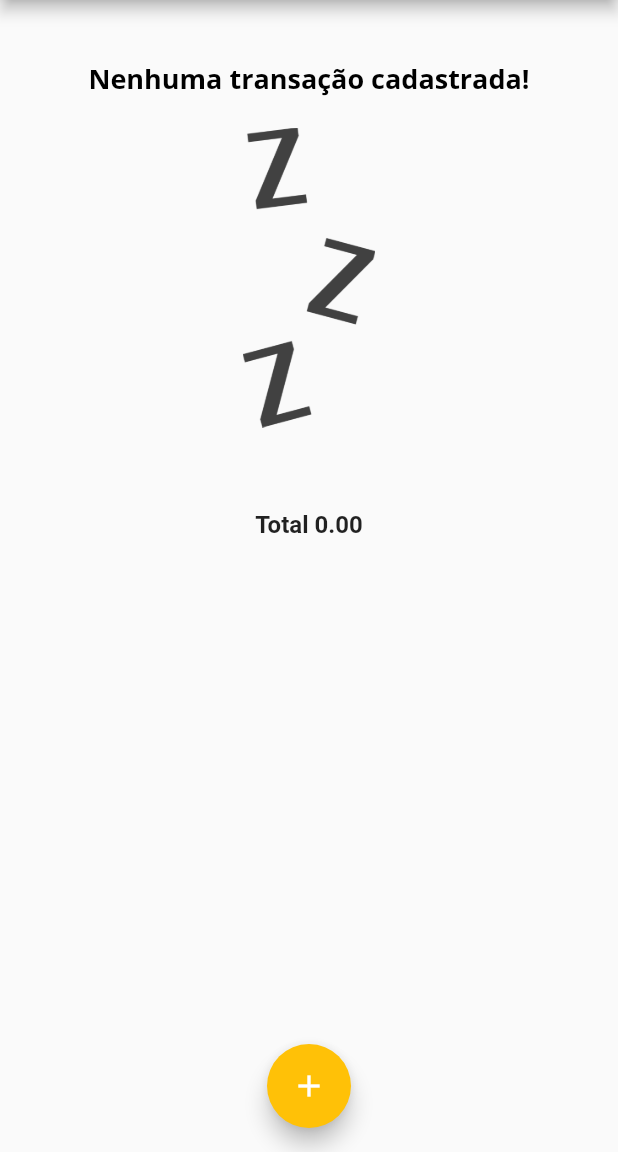
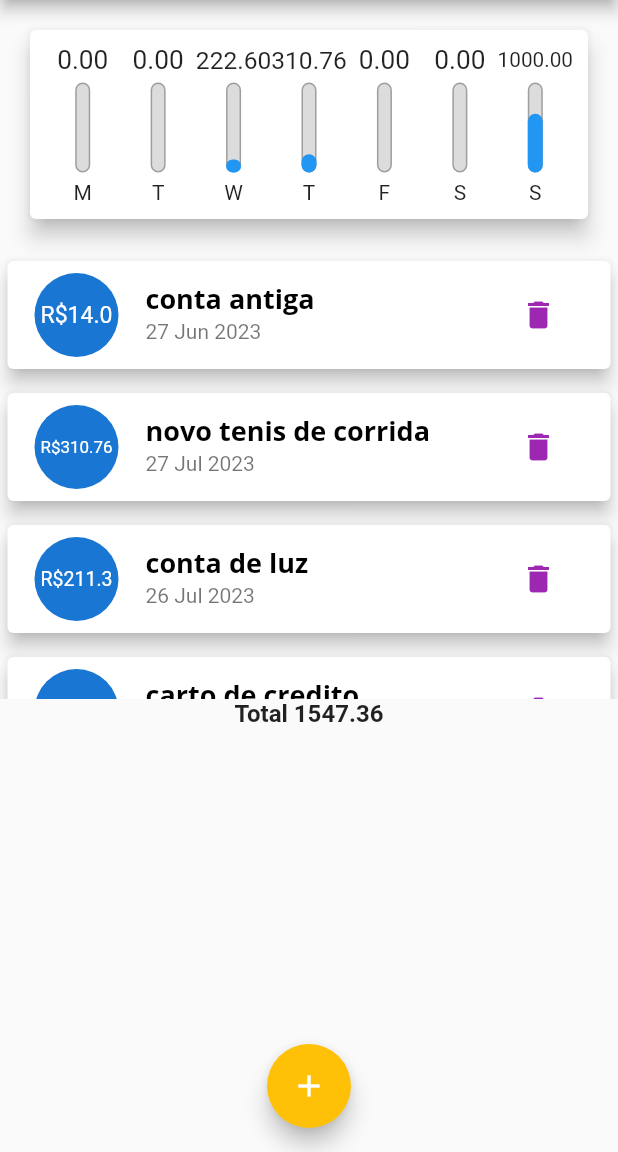
Before and after one commit to R3n470S1lv4/expenses, a Flutter app: the screen it shows after launch, on a phone screen of 412 x 824 dp, the part 84-1236 px from its top. Run offline on Flutter 3.47's test engine with Material 2 defaults, Android fonts, the phone set to English and light mode, and no system bars.

Commit message:
improve layout and added delete expense button

```diff
--- a/lib/components/chart.dart
+++ b/lib/components/chart.dart
@@ -1,3 +1,4 @@
+import 'package:expenses/components/chart_bar.dart';
 import 'package:expenses/models/transation.dart';
 import 'package:flutter/material.dart';
 import 'package:intl/intl.dart';
@@ -8,46 +9,61 @@ class Chart extends StatelessWidget {
   const Chart({required recentTransations, super.key})
       : _recentTransations = recentTransations;
 
-  _calculeteTotalBy(DateTime weekDay) {
-    var total = 0.0;
-
-    var transationValues = _recentTransations
-        .where((tr) => tr.date.day == weekDay.day)
-        .where((tr) => tr.date.month == weekDay.month)
-        .where((tr) => tr.date.year == weekDay.year)
-        .map((tr) => tr.value);
-
-    if (transationValues.isNotEmpty) {
-      total = transationValues.reduce((a, b) => a + b);
-    }
-
-    return total;
-  }
+  _calculeteTotalBy(DateTime weekDay) => _recentTransations
+      .where((tr) => tr.date.day == weekDay.day)
+      .where((tr) => tr.date.month == weekDay.month)
+      .where((tr) => tr.date.year == weekDay.year)
+      .map((tr) => tr.value)
+      .fold(0.0, (a, b) => a + b);
 
   List<Map<String, Object>> get groupedTransation {
     return List.generate(7, (index) {
       final weekDay = DateTime.now().subtract(Duration(days: index));
 
-      //DateFormat.E().format(weekDay).substring(0, 1);
+      var firstCharOfWeekDay = DateFormat.E().format(weekDay).substring(0, 1);
 
       final total = _calculeteTotalBy(weekDay);
 
-      print(DateFormat.E().format(weekDay).substring(0, 1) +
-          "=" +
-          total.toString());
-
-      return {'day': 'T', 'value': 9.99};
+      return {'day': firstCharOfWeekDay, 'value': total};
     });
   }
 
+  double _calculatePercentageOfWeekDay(double value) {
+    if (value <= 0) {
+      return 0.0;
+    }
+    return value / _weekTotalValue;
+  }
+
+  double get _weekTotalValue =>
+      groupedTransation.fold(0.0, (sum, tr) => sum + (tr['value'] as double));
+
   @override
   Widget build(BuildContext context) {
-    groupedTransation;
     return Card(
       elevation: 6,
-      margin: EdgeInsets.all(20),
-      child: Row(
-        children: [],
+      margin: const EdgeInsets.all(20),
+      child: Padding(
+        padding: const EdgeInsets.all(10),
+        child: Row(
+          mainAxisAlignment: MainAxisAlignment.spaceAround,
+          children: groupedTransation.isNotEmpty
+              ? groupedTransation.reversed.map(
+                  (tr) {
+                    var value = tr['value'] as double;
+
+                    return Flexible(
+                      fit: FlexFit.tight,
+                      child: ChartBar(
+                        label: tr['day'].toString(),
+                        value: value,
+                        percetage: _calculatePercentageOfWeekDay(value),
+                      ),
+                    );
+                  },
+                ).toList()
+              : List.empty(),
+        ),
       ),
     );
   }
--- /dev/null
+++ b/lib/components/chart_bar.dart
@@ -0,0 +1,60 @@
+import 'package:flutter/material.dart';
+
+class ChartBar extends StatelessWidget {
+  final String label;
+  final double value;
+  final double percetage;
+
+  const ChartBar({
+    required this.label,
+    required this.value,
+    required this.percetage,
+    super.key,
+  });
+
+  @override
+  Widget build(BuildContext context) {
+    return Column(
+      children: [
+        SizedBox(
+            height: 20,
+            child: FittedBox(child: Text(value.toStringAsFixed(2)))),
+        const SizedBox(
+          height: 5,
+        ),
+        SizedBox(
+          height: 60,
+          width: 10,
+          child: Stack(
+            alignment: Alignment.bottomCenter,
+            children: [
+              Container(
+                decoration: BoxDecoration(
+                  border: Border.all(
+                    color: Colors.grey,
+                    width: 1,
+                  ),
+                  color: const Color.fromRGBO(220, 220, 220, 1),
+                  borderRadius: BorderRadiusDirectional.circular(5),
+                ),
+              ),
+              FractionallySizedBox(
+                heightFactor: percetage,
+                child: Container(
+                  decoration: BoxDecoration(
+                    color: Theme.of(context).primaryColor,
+                    borderRadius: BorderRadiusDirectional.circular(5),
+                  ),
+                ),
+              )
+            ],
+          ),
+        ),
+        const SizedBox(
+          height: 5,
+        ),
+        Text(label),
+      ],
+    );
+  }
+}
--- a/lib/components/transsation_list.dart
+++ b/lib/components/transsation_list.dart
@@ -4,9 +4,35 @@ import 'package:intl/intl.dart';
 
 class TransationList extends StatelessWidget {
   final List<Transation> _transations;
+  final void Function(int index) _onDelete;
 
-  const TransationList({required transations, super.key})
-      : _transations = transations;
+  const TransationList(
+      {required transations, required Function(int) onDelete, super.key})
+      : _transations = transations,
+        _onDelete = onDelete;
+
+  Future<String?> _showDialog(BuildContext context, int index) {
+    return showDialog<String>(
+      context: context,
+      builder: (BuildContext context) => AlertDialog(
+        content:
+            const Text('Você tem certeza que deseja excliuir está despesa?'),
+        actions: <Widget>[
+          TextButton(
+            onPressed: () => Navigator.pop(context, 'Não'),
+            child: const Text('Não'),
+          ),
+          TextButton(
+            onPressed: () {
+              _onDelete(index);
+              Navigator.pop(context, 'Sim');
+            },
+            child: const Text('Sim'),
+          ),
+        ],
+      ),
+    );
+  }
 
   @override
   Widget build(BuildContext context) {
@@ -33,43 +59,26 @@ class TransationList extends StatelessWidget {
                 final tr = _transations[index];
 
                 return Card(
-                  child: Row(
-                    children: [
-                      Container(
-                        margin: const EdgeInsets.symmetric(
-                          horizontal: 15,
-                          vertical: 10,
-                        ),
-                        decoration: BoxDecoration(
-                          border: Border.all(
-                            color: Theme.of(context).colorScheme.primary,
-                            width: 2,
-                          ),
-                        ),
-                        padding: const EdgeInsets.all(10),
-                        child: Text(
-                          'R\$ ${tr.value.toStringAsFixed(2)}',
-                          style: TextStyle(
-                            fontWeight: FontWeight.bold,
-                            fontSize: 20,
-                            color: Theme.of(context).colorScheme.primary,
-                          ),
-                        ),
+                  elevation: 5,
+                  margin:
+                      const EdgeInsets.symmetric(vertical: 8, horizontal: 5),
+                  child: ListTile(
+                    leading: CircleAvatar(
+                      radius: 30,
+                      child: Padding(
+                        padding: const EdgeInsets.all(6),
+                        child: FittedBox(child: Text("R\$${tr.value}")),
                       ),
-                      Column(
-                        crossAxisAlignment: CrossAxisAlignment.start,
-                        children: [
-                          Text(
-                            tr.title,
-                            style: Theme.of(context).textTheme.titleMedium,
-                          ),
-                          Text(
-                            DateFormat('d MMM y').format(tr.date),
-                            style: Theme.of(context).textTheme.labelMedium,
-                          ),
-                        ],
-                      ),
-                    ],
+                    ),
+                    title: Text(
+                      tr.title,
+                      style: Theme.of(context).textTheme.titleMedium,
+                    ),
+                    subtitle: Text(DateFormat('d MMM y').format(tr.date)),
+                    trailing: TextButton(
+                      onPressed: () => _showDialog(context, index),
+                      child: const Icon(Icons.delete),
+                    ),
                   ),
                 );
               },
--- a/lib/main.dart
+++ b/lib/main.dart
@@ -1,5 +1,3 @@
-import 'dart:ffi';
-
 import 'package:expenses/components/chart.dart';
 import 'package:expenses/components/transation_form.dart';
 import 'package:flutter/material.dart';
@@ -44,6 +42,11 @@ class ExpensesApp extends StatelessWidget {
             color: Colors.grey,
           ),
         ),
+        elevatedButtonTheme: ElevatedButtonThemeData(
+            style: ElevatedButton.styleFrom(
+          backgroundColor: Colors.purple,
+          foregroundColor: Colors.white,
+        )),
         appBarTheme: const AppBarTheme(
           titleTextStyle: TextStyle(
             fontFamily: 'OpenSans',
@@ -65,24 +68,36 @@ class HomePage extends StatefulWidget {
 
 class _HomePageState extends State<HomePage> {
   final List<Transation> _transations = [
-    // Transation(
-    //   id: 't0',
-    //   title: 'conta antiga',
-    //   value: 14,
-    //   date: DateTime.now().subtract(const Duration(days: 33)),
-    // ),
-    // Transation(
-    //   id: 't1',
-    //   title: 'novo tenis de corrida',
-    //   value: 310.76,
-    //   date: DateTime.now().subtract(const Duration(days: 3)),
-    // ),
-    // Transation(
-    //   id: 't2',
-    //   title: 'conta de luz',
-    //   value: 211.30,
-    //   date: DateTime.now().subtract(const Duration(days: 4)),
-    // ),
+    Transation(
+      id: 't0',
+      title: 'conta antiga',
+      value: 14,
+      date: DateTime.now().subtract(const Duration(days: 33)),
+    ),
+    Transation(
+      id: 't1',
+      title: 'novo tenis de corrida',
+      value: 310.76,
+      date: DateTime.now().subtract(const Duration(days: 3)),
+    ),
+    Transation(
+      id: 't2',
+      title: 'conta de luz',
+      value: 211.30,
+      date: DateTime.now().subtract(const Duration(days: 4)),
+    ),
+    Transation(
+      id: 't3',
+      title: 'carto de credito',
+      value: 1000,
+      date: DateTime.now(),
+    ),
+    Transation(
+      id: 't4',
+      title: 'lanche',
+      value: 11.30,
+      date: DateTime.now().subtract(const Duration(days: 4)),
+    ),
   ];
 
   List<Transation> get _recentTransations {
@@ -122,6 +137,12 @@ class _HomePageState extends State<HomePage> {
     return _transations.map((tr) => tr.value).reduce((a, b) => a + b);
   }
 
+  _deleteExpense(int index) {
+    setState(() {
+      _transations.removeAt(index);
+    });
+  }
+
   @override
   Widget build(BuildContext context) {
     return Scaffold(
@@ -139,7 +160,10 @@ class _HomePageState extends State<HomePage> {
           crossAxisAlignment: CrossAxisAlignment.stretch,
           children: [
             Chart(recentTransations: _recentTransations),
-            TransationList(transations: _transations),
+            TransationList(
+              transations: _transations,
+              onDelete: _deleteExpense,
+            ),
             TransationAmount(value: _calculeteAmount()),
           ],
         ),
```
Also changed, not shown: lib/components/transation_form.dart (+28 -7 lines).
